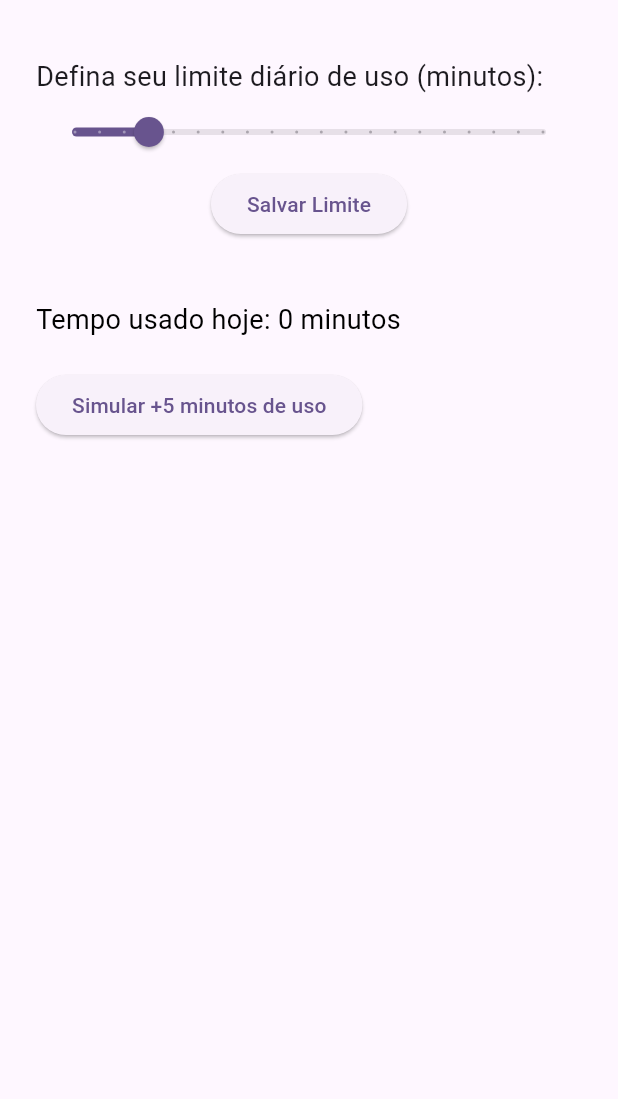
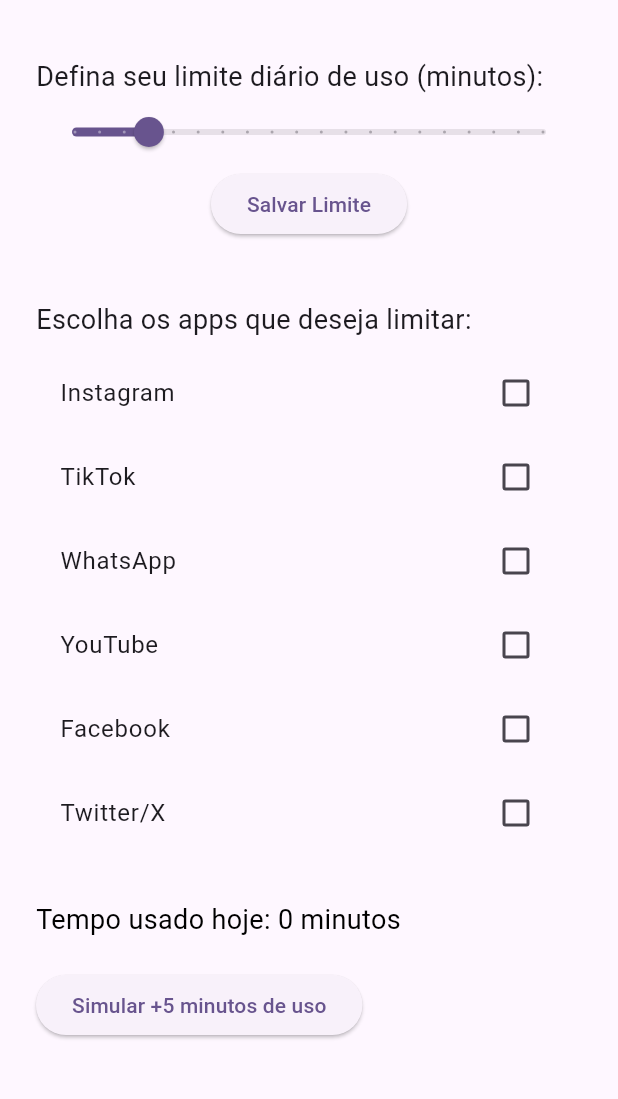
Before and after one commit to renatoprovi/timebackapp, a Flutter app: the screen it shows after launch, on a phone screen of 412 x 824 dp, the part 63-1162 px from its top. Run offline on Flutter 3.47's test engine with Material 3 defaults, Android fonts, the phone set to English and light mode, and no system bars; our stand-ins replace shared_preferences.

Commit message:
adicionando aplivativos

```diff
--- a/lib/main.dart
+++ b/lib/main.dart
@@ -33,6 +33,17 @@
   int usedMinutes = 0;
   bool isLoading = true;
 
+  final List<String> popularApps = [
+    'Instagram',
+    'TikTok',
+    'WhatsApp',
+    'YouTube',
+    'Facebook',
+    'Twitter/X',
+  ];
+
+  Set<String> selectedApps = {};
+
   @override
   void initState() {
     super.initState();
@@ -44,6 +55,7 @@
     setState(() {
       dailyLimit = prefs.getInt('dailyLimit') ?? 60;
       usedMinutes = prefs.getInt('usedMinutes') ?? 0;
+      selectedApps = (prefs.getStringList('selectedApps') ?? []).toSet();
       isLoading = false;
     });
   }
@@ -56,6 +68,11 @@
   Future<void> _saveUsedMinutes() async {
     final prefs = await SharedPreferences.getInstance();
     await prefs.setInt('usedMinutes', usedMinutes);
+  }
+
+  Future<void> _saveSelectedApps() async {
+    final prefs = await SharedPreferences.getInstance();
+    await prefs.setStringList('selectedApps', selectedApps.toList());
   }
 
   void _incrementUsedMinutes() {
@@ -97,7 +114,7 @@
       appBar: AppBar(
         title: const Text('TimeBack'),
       ),
-      body: Padding(
+      body: SingleChildScrollView(
         padding: const EdgeInsets.all(24.0),
         child: Column(
           crossAxisAlignment: CrossAxisAlignment.start,
@@ -133,6 +150,28 @@
               ),
             ),
             const SizedBox(height: 40),
+            const Text(
+              'Escolha os apps que deseja limitar:',
+              style: TextStyle(fontSize: 18),
+            ),
+            const SizedBox(height: 8),
+            ...popularApps.map((app) {
+              return CheckboxListTile(
+                title: Text(app),
+                value: selectedApps.contains(app),
+                onChanged: (bool? value) {
+                  setState(() {
+                    if (value == true) {
+                      selectedApps.add(app);
+                    } else {
+                      selectedApps.remove(app);
+                    }
+                    _saveSelectedApps();
+                  });
+                },
+              );
+            }).toList(),
+            const SizedBox(height: 30),
             Text(
               'Tempo usado hoje: $usedMinutes minutos',
               style: TextStyle(
```
Also changed, not shown: 1 other file.
